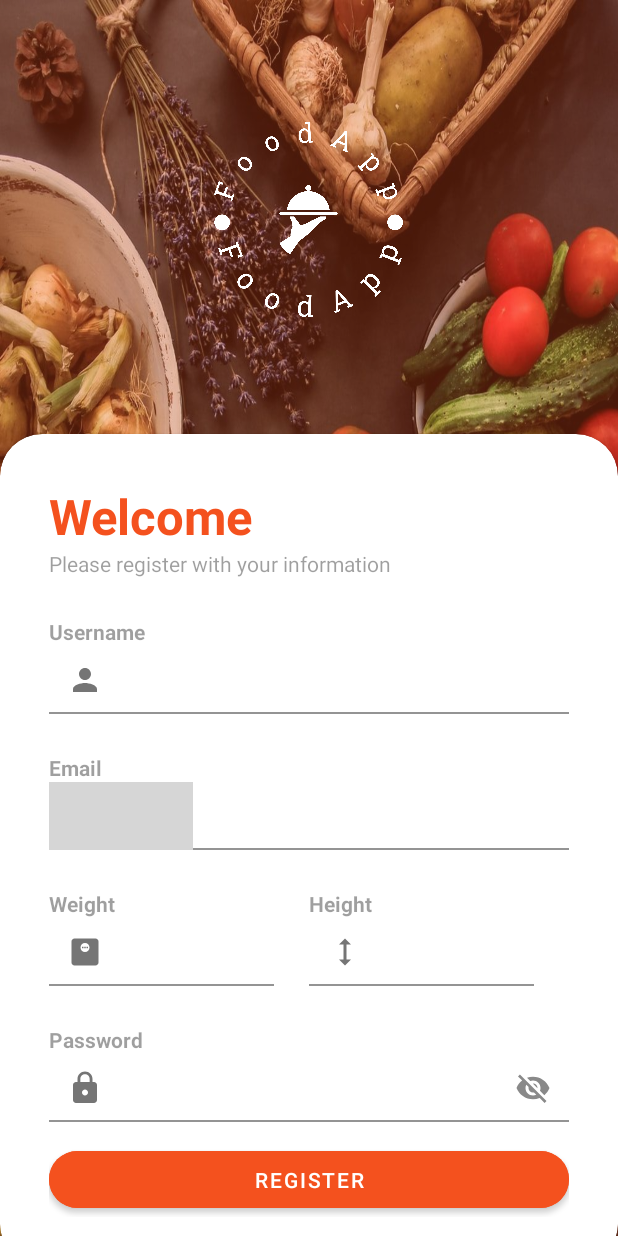
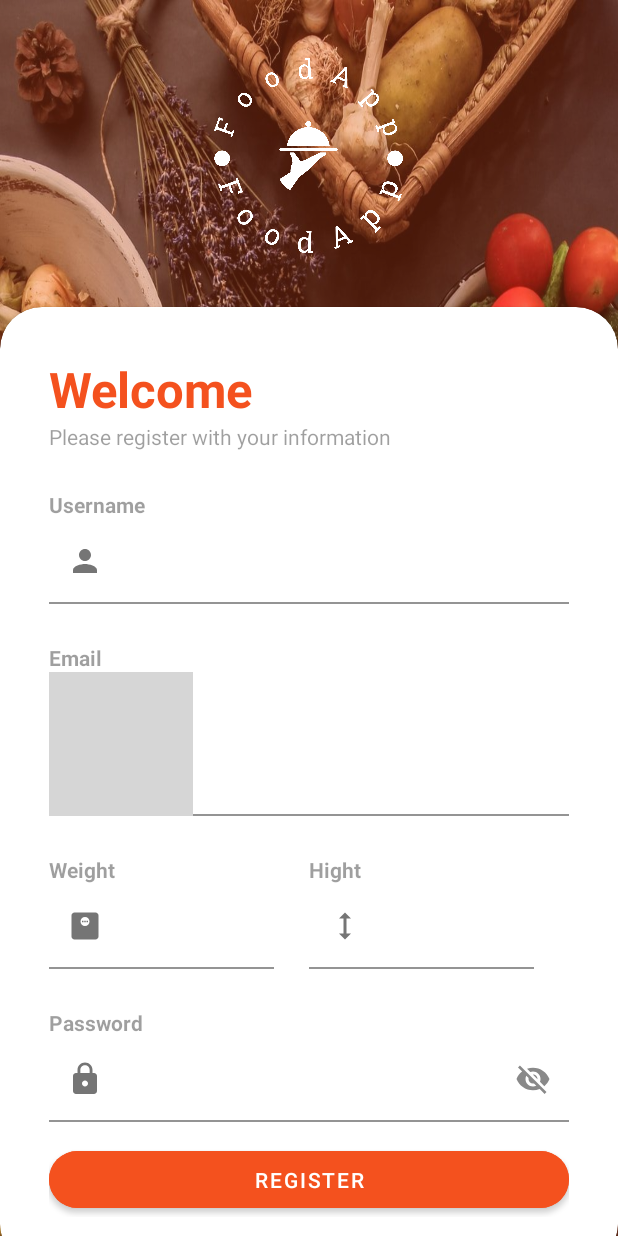
Before and after one commit to tarikcacak/FoodApp, an Android app: the screen it shows after launch (LoginRegisterActivity), after a tap on "REGISTER", on a phone screen of 412 x 824 dp. Run offline under Robolectric (Android 15) with nearby library versions, the phone set to English and light mode, and no system bars; our stand-ins replace Dagger/Hilt's generated code, Firebase (no records; nobody signed in at launch, a user with empty details on screens opened directly), sdp/ssp sizes; grey boxes are pictures that could not be loaded.

Commit message:
Finished the register fragment

```diff
--- a/app/build.gradle
+++ b/app/build.gradle
@@ -3,6 +3,7 @@ plugins {
     id 'org.jetbrains.kotlin.android'
     id 'kotlin-kapt'
     id 'com.google.dagger.hilt.android'
+    id 'com.google.gms.google-services'
 }
 
 android {
@@ -59,6 +60,8 @@ dependencies {
     implementation 'androidx.compose.ui:ui-graphics'
     implementation 'androidx.compose.ui:ui-tooling-preview'
     implementation 'androidx.compose.material3:material3'
+    implementation 'com.google.firebase:firebase-auth:22.2.0'
+    implementation 'com.google.firebase:firebase-firestore:24.9.1'
     testImplementation 'junit:junit:4.13.2'
     androidTestImplementation 'androidx.test.ext:junit:1.1.5'
     androidTestImplementation 'androidx.test.espresso:espresso-core:3.5.1'
--- a/app/src/main/AndroidManifest.xml
+++ b/app/src/main/AndroidManifest.xml
@@ -2,7 +2,10 @@
 <manifest xmlns:android="http://schemas.android.com/apk/res/android"
     xmlns:tools="http://schemas.android.com/tools">
 
+    <uses-permission android:name="android.permission.INTERNET" />
+
     <application
+        android:name=".FoodAppApplication"
         android:allowBackup="true"
         android:dataExtractionRules="@xml/data_extraction_rules"
         android:fullBackupContent="@xml/backup_rules"
@@ -13,7 +16,7 @@
         android:theme="@style/Theme.FoodApp"
         tools:targetApi="31">
         <activity
-            android:name=".ui.activites.LoginRegisterActivity"
+            android:name=".activites.LoginRegisterActivity"
             android:exported="true"
             android:label="@string/app_name"
             android:theme="@style/Theme.FoodApp">
--- /dev/null
+++ b/app/src/main/java/com/example/foodapp/FoodAppApplication.kt
@@ -0,0 +1,8 @@
+package com.example.foodapp
+
+import android.app.Application
+import dagger.hilt.android.HiltAndroidApp
+
+@HiltAndroidApp
+class FoodAppApplication : Application() {
+}
--- a/app/src/main/java/com/example/foodapp/ui/activites/LoginRegisterActivity.kt
+++ b/app/src/main/java/com/example/foodapp/activites/LoginRegisterActivity.kt
@@ -1,9 +1,11 @@
-package com.example.foodapp.ui.activites
+package com.example.foodapp.activites
 
 import android.os.Bundle
 import androidx.appcompat.app.AppCompatActivity
 import com.example.foodapp.databinding.ActivityLoginRegisterBinding
+import dagger.hilt.android.AndroidEntryPoint
 
+@AndroidEntryPoint
 class LoginRegisterActivity : AppCompatActivity() {
 
     private lateinit var binding: ActivityLoginRegisterBinding
--- /dev/null
+++ b/app/src/main/java/com/example/foodapp/di/AppModule.kt
@@ -0,0 +1,24 @@
+package com.example.foodapp.di
+
+import com.google.firebase.auth.FirebaseAuth
+import com.google.firebase.firestore.ktx.firestore
+import com.google.firebase.ktx.Firebase
+import dagger.Module
+import dagger.Provides
+import dagger.hilt.InstallIn
+import dagger.hilt.components.SingletonComponent
+import javax.inject.Singleton
+
+@Module
+@InstallIn(SingletonComponent::class)
+object AppModule {
+
+    @Provides
+    @Singleton
+    fun providesFirebaseAuth() = FirebaseAuth.getInstance()
+
+    @Provides
+    @Singleton
+    fun providesFirebaseFirestore() = Firebase.firestore
+
+}
--- a/app/src/main/java/com/example/foodapp/ui/fragments/login/LoginFragment.kt
+++ b/app/src/main/java/com/example/foodapp/fragments/login/LoginFragment.kt
@@ -1,4 +1,4 @@
-package com.example.foodapp.ui.fragments.login
+package com.example.foodapp.fragments.login
 
 import android.os.Bundle
 import androidx.fragment.app.Fragment
--- a/app/src/main/java/com/example/foodapp/ui/fragments/option/OptionFragment.kt
+++ b/app/src/main/java/com/example/foodapp/fragments/option/OptionFragment.kt
@@ -1,4 +1,4 @@
-package com.example.foodapp.ui.fragments.option
+package com.example.foodapp.fragments.option
 
 import android.os.Bundle
 import androidx.fragment.app.Fragment
--- /dev/null
+++ b/app/src/main/java/com/example/foodapp/fragments/register/RegisterFragment.kt
@@ -0,0 +1,121 @@
+package com.example.foodapp.fragments.register
+
+import android.os.Bundle
+import android.util.Log
+import androidx.fragment.app.Fragment
+import android.view.LayoutInflater
+import android.view.View
+import android.view.ViewGroup
+import android.widget.Toast
+import androidx.activity.OnBackPressedCallback
+import androidx.fragment.app.activityViewModels
+import androidx.lifecycle.Observer
+import androidx.navigation.fragment.findNavController
+import com.example.airmovies.util.RegisterValidation
+import com.example.airmovies.util.Resource
+import com.example.foodapp.R
+import com.example.foodapp.data.user.User
+import com.example.foodapp.databinding.FragmentRegisterBinding
+import dagger.hilt.android.AndroidEntryPoint
+
+@AndroidEntryPoint
+class RegisterFragment : Fragment() {
+
+    private var _binding: FragmentRegisterBinding? = null
+    private val binding get() = _binding!!
+    private val viewModel: RegisterViewModel by activityViewModels()
+
+    override fun onCreateView(
+        inflater: LayoutInflater, container: ViewGroup?,
+        savedInstanceState: Bundle?
+    ): View? {
+        _binding = FragmentRegisterBinding.inflate(layoutInflater, container, false)
+
+        val callback = object : OnBackPressedCallback(true) {
+            override fun handleOnBackPressed() {
+                findNavController().navigate(R.id.action_registerFragment_to_optionFragment)
+            }
+        }
+        requireActivity().onBackPressedDispatcher.addCallback(callback)
+
+        return binding.root
+    }
+
+    override fun onViewCreated(view: View, savedInstanceState: Bundle?) {
+        super.onViewCreated(view, savedInstanceState)
+
+        onRegisterButtonClickListener()
+        observeRegister()
+        observeValidation()
+    }
+
+    private fun onRegisterButtonClickListener() {
+        binding.apply {
+            btnRegister.setOnClickListener {
+                val user = User(
+                    usernameEditText.text.toString().trim(),
+                    emailEditText.text.toString().trim(),
+                    passwordEditText.text.toString(),
+                    weightEditText.text.toString().trim(),
+                    hightEditText.text.toString().trim()
+                )
+                viewModel.createAccountWithEmailAndPassword(user)
+            }
+        }
+    }
+
+    private fun observeRegister() {
+        viewModel.observeRegisterLiveData().observe(viewLifecycleOwner, Observer { resource ->
+            when (resource) {
+                is Resource.Loading -> {
+                    binding.pbRegister.visibility = View.VISIBLE
+                }
+                is Resource.Error -> {
+                    binding.pbRegister.visibility = View.GONE
+                    Toast.makeText(requireContext(), resource.message, Toast.LENGTH_SHORT).show()
+                    Log.d("RegisterFragment", resource.message.toString())
+                }
+                is Resource.Success -> {
+                    binding.pbRegister.visibility = View.GONE
+                    Toast.makeText(requireContext(), "Successfully registered", Toast.LENGTH_SHORT).show()
+                }
+                else -> Unit
+            }
+        })
+    }
+
+    private fun observeValidation() {
+        viewModel.observeValidationLiveData().observe(viewLifecycleOwner, Observer { validation ->
+            if (validation.username is RegisterValidation.Failed) {
+                binding.usernameEditText.apply {
+                    requestFocus()
+                    binding.usernameTextLayout.helperText = validation.username.message
+                }
+            }
+            if (validation.email is RegisterValidation.Failed) {
+                binding.emailEditText.apply {
+                    requestFocus()
+                    binding.emailTextLayout.helperText = validation.email.message
+                }
+            }
+            if (validation.password is RegisterValidation.Failed) {
+                binding.passwordEditText.apply {
+                    requestFocus()
+                    binding.passwordTextLayout.helperText = validation.password.message
+                }
+            }
+            if (validation.weight is RegisterValidation.Failed) {
+                binding.weightEditText.apply {
+                    requestFocus()
+                    binding.weightTextLayout.helperText = validation.weight.message
+                }
+            }
+            if (validation.hight is RegisterValidation.Failed) {
+                binding.hightEditText.apply {
+                    requestFocus()
+                    binding.hightTextLayout.helperText = validation.hight.message
+                }
+            }
+        })
+    }
+}
--- a/app/src/main/java/com/example/foodapp/ui/fragments/register/RegisterFragment.kt
+++ /dev/null
@@ -1,37 +0,0 @@
-package com.example.foodapp.ui.fragments.register
-
-import android.os.Bundle
-import androidx.fragment.app.Fragment
-import android.view.LayoutInflater
-import android.view.View
-import android.view.ViewGroup
-import androidx.activity.OnBackPressedCallback
-import androidx.navigation.fragment.findNavController
-import com.example.foodapp.R
-import com.example.foodapp.databinding.FragmentRegisterBinding
-
-class RegisterFragment : Fragment() {
-
-    private var _binding: FragmentRegisterBinding? = null
-    private val binding get() = _binding!!
-
-    override fun onCreate(savedInstanceState: Bundle?) {
-        super.onCreate(savedInstanceState)
-    }
-
-    override fun onCreateView(
-        inflater: LayoutInflater, container: ViewGroup?,
-        savedInstanceState: Bundle?
-    ): View? {
-        _binding = FragmentRegisterBinding.inflate(layoutInflater, container, false)
-
-        val callback = object : OnBackPressedCallback(true) {
-            override fun handleOnBackPressed() {
-                findNavController().navigate(R.id.action_registerFragment_to_optionFragment)
-            }
-        }
-        requireActivity().onBackPressedDispatcher.addCallback(callback)
-
-        return binding.root
-    }
-}
--- /dev/null
+++ b/app/src/main/java/com/example/foodapp/util/Resource.kt
@@ -0,0 +1,11 @@
+package com.example.airmovies.util
+
+sealed class Resource<T> (
+    val data: T? = null,
+    val message: String? = null,
+) {
+    class Success<T>(data: T?): Resource<T>(data)
+    class Error<T>(message: String): Resource<T>(message = message)
+    class Loading<T>: Resource<T>()
+    class Unspecified<T>: Resource<T>()
+}
--- a/app/src/main/res/layout/fragment_login.xml
+++ b/app/src/main/res/layout/fragment_login.xml
@@ -5,7 +5,7 @@
     android:layout_height="match_parent"
     xmlns:app="http://schemas.android.com/apk/res-auto"
     android:background="@drawable/food_app_background"
-    tools:context=".ui.fragments.login.LoginFragment">
+    tools:context=".fragments.login.LoginFragment">
 
     <RelativeLayout
         android:layout_width="match_parent"
--- a/app/src/main/res/layout/fragment_option.xml
+++ b/app/src/main/res/layout/fragment_option.xml
@@ -5,7 +5,7 @@
     android:layout_width="match_parent"
     android:layout_height="match_parent"
     android:background="@drawable/food_app_background"
-    tools:context=".ui.fragments.option.OptionFragment">
+    tools:context=".fragments.option.OptionFragment">
 
     <RelativeLayout
         android:id="@+id/relativeLayout"
--- a/app/src/main/res/layout/fragment_register.xml
+++ b/app/src/main/res/layout/fragment_register.xml
@@ -5,7 +5,7 @@
     android:layout_height="match_parent"
     xmlns:app="http://schemas.android.com/apk/res-auto"
     android:background="@drawable/food_app_background"
-    tools:context=".ui.fragments.register.RegisterFragment">
+    tools:context=".fragments.register.RegisterFragment">
 
     <RelativeLayout
         android:layout_width="match_parent"
@@ -41,6 +41,14 @@
         android:layout_alignParentBottom="true"
         app:cardCornerRadius="28dp"
         android:layout_marginBottom="-20dp">
+
+        <ProgressBar
+            android:id="@+id/pbRegister"
+            android:layout_width="wrap_content"
+            android:layout_height="wrap_content"
+            android:layout_gravity="center"
+            android:elevation="1dp"
+            android:visibility="gone"/>
 
         <LinearLayout
             android:layout_width="match_parent"
@@ -79,13 +87,15 @@
                 android:layout_height="wrap_content"
                 app:endIconMode="clear_text"
                 app:endIconTint="#898989"
-                app:startIconDrawable="@drawable/ic_user">
+                app:startIconDrawable="@drawable/ic_user"
+                app:helperTextTextColor="#FF1100">
 
                 <com.google.android.material.textfield.TextInputEditText
                     android:id="@+id/usernameEditText"
                     android:layout_width="match_parent"
-                    android:layout_height="@dimen/_35sdp"
+                    android:layout_height="wrap_content"
                     android:backgroundTint="@color/white"
+                    android:textSize="@dimen/_13ssp"
                     android:textCursorDrawable="@null"
                     android:singleLine="true" />
 
@@ -108,13 +118,15 @@
                 android:layout_height="wrap_content"
                 app:endIconMode="clear_text"
                 app:endIconTint="#898989"
-                app:startIconDrawable="@drawable/ic_email">
+                app:startIconDrawable="@drawable/ic_email"
+                app:helperTextTextColor="#FF1100">
 
                 <com.google.android.material.textfield.TextInputEditText
                     android:id="@+id/emailEditText"
                     android:layout_width="match_parent"
-                    android:layout_height="@dimen/_35sdp"
+                    android:layout_height="wrap_content"
                     android:backgroundTint="@color/white"
+                    android:textSize="@dimen/_13ssp"
                     android:textCursorDrawable="@null"
                     android:singleLine="true" />
 
@@ -140,7 +152,7 @@
                 <TextView
                     android:layout_width="match_parent"
                     android:layout_height="wrap_content"
-                    android:text="Height"
+                    android:text="Hight"
                     android:alpha="0.7"
                     android:textStyle="bold"
                     android:layout_weight="1"/>
@@ -160,33 +172,37 @@
                     app:endIconTint="#898989"
                     android:layout_weight="1"
                     android:layout_marginEnd="@dimen/_18sdp"
-                    app:startIconDrawable="@drawable/ic_weight">
+                    app:startIconDrawable="@drawable/ic_weight"
+                    app:helperTextTextColor="#FF1100">
 
                     <com.google.android.material.textfield.TextInputEditText
                         android:id="@+id/weightEditText"
                         android:layout_width="match_parent"
-                        android:layout_height="@dimen/_35sdp"
+                        android:layout_height="wrap_content"
                         android:backgroundTint="@color/white"
+                        android:textSize="@dimen/_13ssp"
                         android:textCursorDrawable="@null"
                         android:singleLine="true" />
 
                 </com.google.android.material.textfield.TextInputLayout>
 
                 <com.google.android.material.textfield.TextInputLayout
-                    android:id="@+id/heightTextLayout"
+                    android:id="@+id/hightTextLayout"
                     android:layout_width="match_parent"
                     android:layout_height="wrap_content"
                     app:endIconMode="clear_text"
                     app:endIconTint="#898989"
                     android:layout_weight="1"
                     android:layout_marginEnd="@dimen/_18sdp"
-                    app:startIconDrawable="@drawable/ic_height">
+                    app:startIconDrawable="@drawable/ic_height"
+                    app:helperTextTextColor="#FF1100">
 
                     <com.google.android.material.textfield.TextInputEditText
-                        android:id="@+id/heightEditText"
+                        android:id="@+id/hightEditText"
                         android:layout_width="match_parent"
-                        android:layout_height="@dimen/_35sdp"
+                        android:layout_height="wrap_content"
                         android:backgroundTint="@color/white"
+                        android:textSize="@dimen/_13ssp"
                         android:textCursorDrawable="@null"
                         android:singleLine="true" />
 
@@ -212,12 +228,14 @@
                 android:layout_height="wrap_content"
                 app:endIconMode="password_toggle"
                 app:endIconTint="#898989"
-                app:startIconDrawable="@drawable/ic_password">
+                app:startIconDrawable="@drawable/ic_password"
+                app:helperTextTextColor="#FF1100">
 
                 <com.google.android.material.textfield.TextInputEditText
                     android:id="@+id/passwordEditText"
                     android:layout_width="match_parent"
-                    android:layout_height="@dimen/_35sdp"
+                    android:layout_height="wrap_content"
+                    android:textSize="@dimen/_13ssp"
                     android:backgroundTint="@color/white"
                     android:textCursorDrawable="@null"
                     android:singleLine="true" />
--- a/app/src/main/res/navigation/login_register_graph.xml
+++ b/app/src/main/res/navigation/login_register_graph.xml
@@ -7,7 +7,7 @@
 
     <fragment
         android:id="@+id/loginFragment"
-        android:name="com.example.foodapp.ui.fragments.login.LoginFragment"
+        android:name="com.example.foodapp.fragments.login.LoginFragment"
         android:label="fragment_login"
         tools:layout="@layout/fragment_login" >
         <action
@@ -16,7 +16,7 @@
     </fragment>
     <fragment
         android:id="@+id/registerFragment"
-        android:name="com.example.foodapp.ui.fragments.register.RegisterFragment"
+        android:name="com.example.foodapp.fragments.register.RegisterFragment"
         android:label="fragment_register"
         tools:layout="@layout/fragment_register" >
         <action
@@ -25,7 +25,7 @@
     </fragment>
     <fragment
         android:id="@+id/optionFragment"
-        android:name="com.example.foodapp.ui.fragments.option.OptionFragment"
+        android:name="com.example.foodapp.fragments.option.OptionFragment"
         android:label="fragment_option"
         tools:layout="@layout/fragment_option" >
         <action
--- a/build.gradle
+++ b/build.gradle
@@ -8,6 +8,7 @@ buildscript {
         classpath "org.jetbrains.kotlin:kotlin-gradle-plugin:1.8.10"
         classpath "androidx.navigation:navigation-safe-args-gradle-plugin:2.7.4"
         classpath 'com.google.dagger:hilt-android-gradle-plugin:2.48'
+        classpath 'com.google.gms:google-services:4.4.0'
     }
 }
 plugins {
```
Also changed, not shown: app/src/main/java/com/example/foodapp/data/user/User.kt (added, +9 -0 lines), app/src/main/java/com/example/foodapp/fragments/register/RegisterViewModel.kt (added, +103 -0 lines), app/src/main/java/com/example/foodapp/util/LoginRegisterValidation.kt (added, +19 -0 lines), app/src/main/java/com/example/foodapp/util/ValidationCheck.kt (added, +54 -0 lines).
